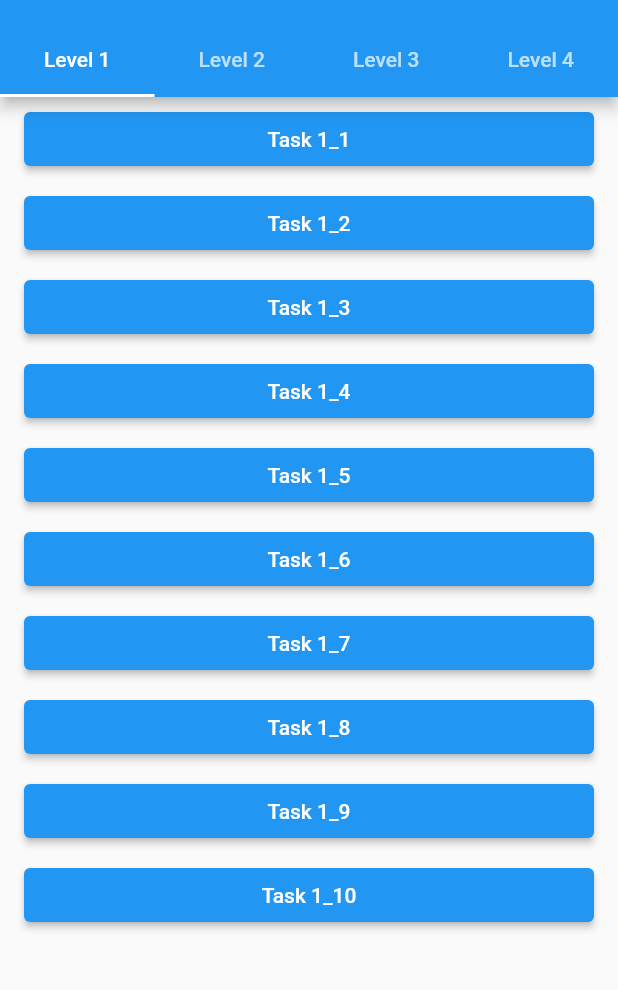
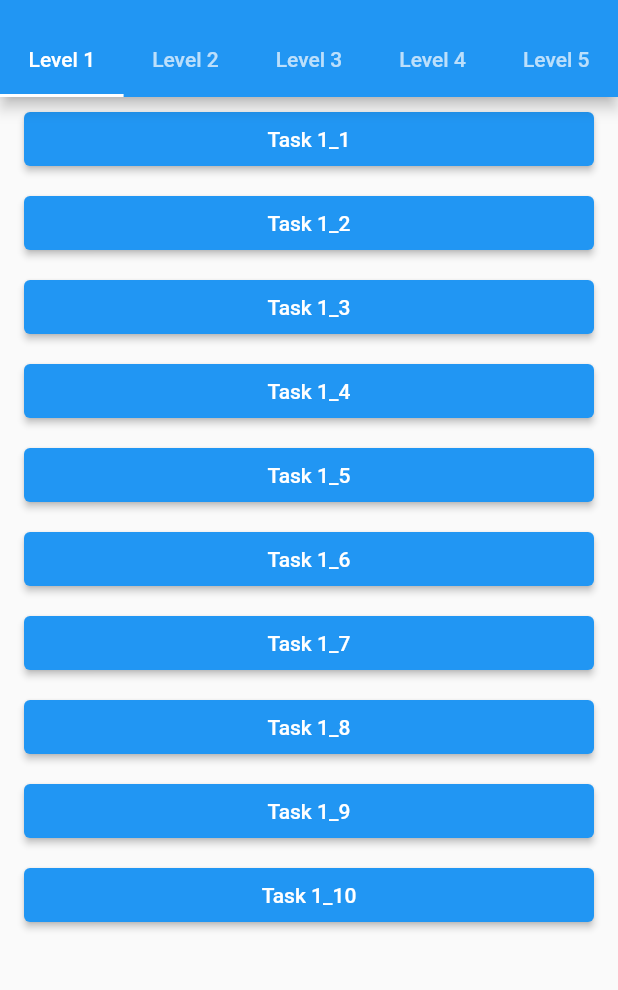
Before and after one commit to phongnguyenxuan/Flutter, a Flutter app: the screen it shows after launch, on a phone screen of 412 x 824 dp, the part 59-1049 px from its top. Run offline on Flutter 3.47's test engine with Material 2 defaults, Android fonts, the phone set to English and light mode, and no system bars.

Commit message:
update task 5_1

```diff
--- a/lib/main.dart
+++ b/lib/main.dart
@@ -28,6 +28,7 @@ import 'package:my_project/level_4/task4_7.dart';
 import 'level_1/task1_5.dart';
 import 'level_3/task3_1.dart';
 import 'level_4/task4_6.dart';
+import 'level_5/task5_1.dart';
 
 void main() {
   runApp(const MyApp());
@@ -93,10 +94,13 @@ class _MyHomePageState extends State<MyHomePage> {
     const Task4_7(),
     const Task4_10()
   ];
+  List<Widget> listTaskLevel5 = [
+    const Task5_1(),
+  ];
   @override
   Widget build(BuildContext context) {
     return DefaultTabController(
-      length: 4,
+      length: 5,
       initialIndex: 0,
       child: Scaffold(
         appBar: AppBar(
@@ -115,6 +119,9 @@ class _MyHomePageState extends State<MyHomePage> {
               Tab(
                 text: 'Level 4',
               ),
+              Tab(
+                text: 'Level 5',
+              ),
             ],
           ),
         ),
@@ -123,6 +130,7 @@ class _MyHomePageState extends State<MyHomePage> {
           _level_2(),
           _level_3(),
           _level_4(),
+          _level_5()
         ]),
       ),
     );
@@ -211,4 +219,25 @@ class _MyHomePageState extends State<MyHomePage> {
       },
     );
   }
+
+  Widget _level_5() {
+    return ListView.builder(
+      shrinkWrap: true,
+      itemCount: listTaskLevel5.length,
+      itemBuilder: (context, index) {
+        return ListTile(
+          title: ElevatedButton(
+            onPressed: () {
+              Navigator.push(
+                  context,
+                  MaterialPageRoute(
+                    builder: (context) => listTaskLevel5[index],
+                  ));
+            },
+            child: Text('Task 5_${index + 1}'),
+          ),
+        );
+      },
+    );
+  }
 }
```
Also changed, not shown: lib/level_5/task5_1.dart (added, +48 -0 lines).
